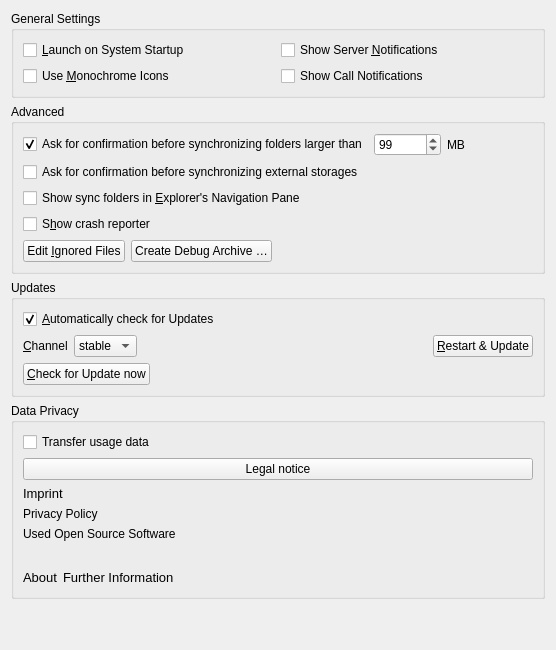
This is src/gui/generalsettings.ui in nextmcloud/desktop as Qt 5 draws it before an edit. The edited form follows.
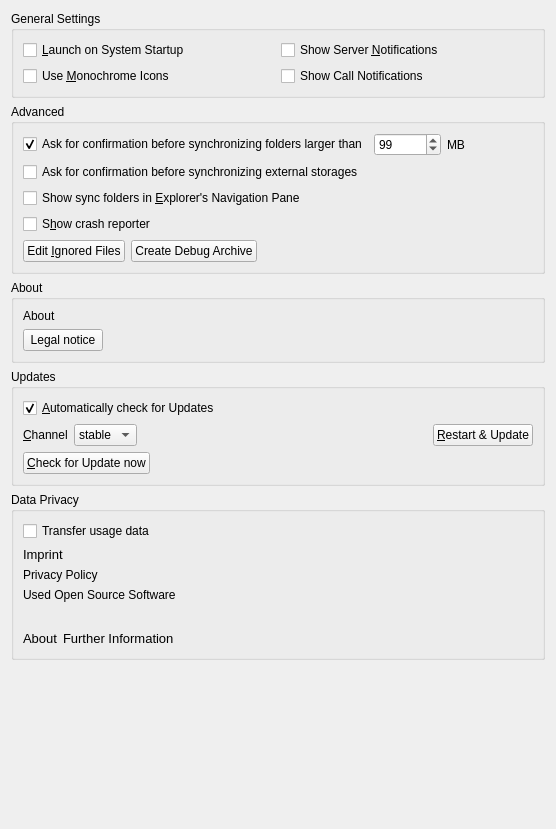
This is the edited form.

Commit message: removed component hide changes

The edit to the form file:
```diff
--- a/src/gui/generalsettings.ui
+++ b/src/gui/generalsettings.ui
@@ -7,31 +7,34 @@
     <x>0</x>
     <y>0</y>
     <width>556</width>
-    <height>563</height>
+    <height>829</height>
    </rect>
   </property>
   <property name="windowTitle">
    <string notr="true">Form</string>
   </property>
-  <layout class="QGridLayout" name="gridLayout">
-   <item row="4" column="0" rowspan="2">
-    <widget class="QGroupBox" name="dataPrivacyGroupBox">
+  <layout class="QGridLayout" name="gridLayout_3">
+   <item row="2" column="0">
+    <widget class="QGroupBox" name="aboutGroupBox">
      <property name="title">
-      <string>Data Privacy</string>
+      <string>About</string>
      </property>
-     <layout class="QVBoxLayout" name="verticalLayout_4">
+     <layout class="QVBoxLayout" name="verticalLayout_3">
       <item>
-       <widget class="QCheckBox" name="transferUsageDataCheckBox">
+       <widget class="QLabel" name="aboutLabel">
+        <property name="sizePolicy">
+         <sizepolicy hsizetype="Preferred" vsizetype="Minimum">
+          <horstretch>0</horstretch>
+          <verstretch>0</verstretch>
+         </sizepolicy>
+        </property>
         <property name="text">
-         <string>Transfer usage data</string>
-        </property>
-        <property name="checked">
-         <bool>false</bool>
+         <string>About</string>
         </property>
        </widget>
       </item>
       <item>
-       <layout class="QVBoxLayout" name="verticalLayout_3">
+       <layout class="QHBoxLayout" name="horizontalLayout_6">
         <item>
          <widget class="QPushButton" name="legalNoticeButton">
           <property name="text">
@@ -40,99 +43,6 @@
          </widget>
         </item>
         <item>
-         <widget class="QLabel" name="imprintLabel">
-          <property name="font">
-           <font>
-            <family>Segoe UI</family>
-            <pointsize>10</pointsize>
-            <italic>false</italic>
-            <bold>false</bold>
-           </font>
-          </property>
-          <property name="styleSheet">
-           <string notr="true">font: 10pt &quot;Segoe UI&quot;;</string>
-          </property>
-          <property name="text">
-           <string>Imprint</string>
-          </property>
-         </widget>
-        </item>
-        <item>
-         <widget class="QLabel" name="privacyPolicyLabel">
-          <property name="styleSheet">
-           <string notr="true">font: 10pt &quot;Segoe UI&quot;;</string>
-          </property>
-          <property name="text">
-           <string>Privacy Policy</string>
-          </property>
-         </widget>
-        </item>
-        <item>
-         <widget class="QLabel" name="openSourceSwLabel">
-          <property name="styleSheet">
-           <string notr="true">font: 10pt &quot;Segoe UI&quot;;</string>
-          </property>
-          <property name="text">
-           <string>Used Open Source Software</string>
-          </property>
-          <property name="textFormat">
-           <enum>Qt::AutoText</enum>
-          </property>
-         </widget>
-        </item>
-       </layout>
-      </item>
-      <item>
-       <spacer name="verticalSpacer">
-        <property name="orientation">
-         <enum>Qt::Vertical</enum>
-        </property>
-        <property name="sizeType">
-         <enum>QSizePolicy::Minimum</enum>
-        </property>
-        <property name="sizeHint" stdset="0">
-         <size>
-          <width>20</width>
-          <height>20</height>
-         </size>
-        </property>
-       </spacer>
-      </item>
-      <item>
-       <layout class="QHBoxLayout" name="horizontalLayout">
-        <item>
-         <widget class="QLabel" name="aboutLabel">
-          <property name="sizePolicy">
-           <sizepolicy hsizetype="Preferred" vsizetype="Minimum">
-            <horstretch>0</horstretch>
-            <verstretch>0</verstretch>
-           </sizepolicy>
-          </property>
-          <property name="font">
-           <font>
-            <family>Segoe UI</family>
-            <pointsize>10</pointsize>
-           </font>
-          </property>
-          <property name="text">
-           <string>About</string>
-          </property>
-         </widget>
-        </item>
-        <item>
-         <widget class="QLabel" name="infoLabel">
-          <property name="font">
-           <font>
-            <family>Segoe UI</family>
-            <pointsize>10</pointsize>
-           </font>
-          </property>
-          <property name="text">
-           <string>Further Information</string>
-          </property>
-         </widget>
-        </item>
-        <item>
          <spacer name="horizontalSpacer_2">
           <property name="orientation">
            <enum>Qt::Horizontal</enum>
@@ -292,6 +202,148 @@
      </layout>
     </widget>
    </item>
+   <item row="5" column="0">
+    <spacer name="verticalSpacer">
+     <property name="orientation">
+      <enum>Qt::Vertical</enum>
+     </property>
+     <property name="sizeHint" stdset="0">
+      <size>
+       <width>20</width>
+       <height>0</height>
+      </size>
+     </property>
+    </spacer>
+   </item>
+   <item row="4" column="0">
+    <widget class="QGroupBox" name="dataPrivacyGroupBox">
+     <property name="title">
+      <string>Data Privacy</string>
+     </property>
+     <layout class="QVBoxLayout" name="verticalLayout_4">
+      <item>
+       <widget class="QCheckBox" name="transferUsageDataCheckBox">
+        <property name="text">
+         <string>Transfer usage data</string>
+        </property>
+        <property name="checked">
+         <bool>false</bool>
+        </property>
+       </widget>
+      </item>
+      <item>
+       <layout class="QVBoxLayout" name="verticalLayout_3">
+        <item>
+         <widget class="QLabel" name="imprintLabel">
+          <property name="font">
+           <font>
+            <family>Segoe UI</family>
+            <pointsize>10</pointsize>
+            <italic>false</italic>
+            <bold>false</bold>
+           </font>
+          </property>
+          <property name="styleSheet">
+           <string notr="true">font: 10pt &quot;Segoe UI&quot;;</string>
+          </property>
+          <property name="text">
+           <string>Imprint</string>
+          </property>
+         </widget>
+        </item>
+        <item>
+         <widget class="QLabel" name="privacyPolicyLabel">
+          <property name="styleSheet">
+           <string notr="true">font: 10pt &quot;Segoe UI&quot;;</string>
+          </property>
+          <property name="text">
+           <string>Privacy Policy</string>
+          </property>
+         </widget>
+        </item>
+        <item>
+         <widget class="QLabel" name="openSourceSwLabel">
+          <property name="styleSheet">
+           <string notr="true">font: 10pt &quot;Segoe UI&quot;;</string>
+          </property>
+          <property name="text">
+           <string>Used Open Source Software</string>
+          </property>
+          <property name="textFormat">
+           <enum>Qt::AutoText</enum>
+          </property>
+         </widget>
+        </item>
+       </layout>
+      </item>
+      <item>
+       <spacer name="verticalSpacer_2">
+        <property name="orientation">
+         <enum>Qt::Vertical</enum>
+        </property>
+        <property name="sizeType">
+         <enum>QSizePolicy::Minimum</enum>
+        </property>
+        <property name="sizeHint" stdset="0">
+         <size>
+          <width>20</width>
+          <height>20</height>
+         </size>
+        </property>
+       </spacer>
+      </item>
+      <item>
+       <layout class="QHBoxLayout" name="horizontalLayout">
+        <item>
+         <widget class="QLabel" name="aboutLabelMagenta">
+          <property name="sizePolicy">
+           <sizepolicy hsizetype="Preferred" vsizetype="Minimum">
+            <horstretch>0</horstretch>
+            <verstretch>0</verstretch>
+           </sizepolicy>
+          </property>
+          <property name="font">
+           <font>
+            <family>Segoe UI</family>
+            <pointsize>10</pointsize>
+           </font>
+          </property>
+          <property name="text">
+           <string>About</string>
+          </property>
+         </widget>
+        </item>
+        <item>
+         <widget class="QLabel" name="infoLabel">
+          <property name="font">
+           <font>
+            <family>Segoe UI</family>
+            <pointsize>10</pointsize>
+           </font>
+          </property>
+          <property name="text">
+           <string>Further Information</string>
+          </property>
+         </widget>
+        </item>
+        <item>
+         <spacer name="horizontalSpacer_2">
+          <property name="orientation">
+           <enum>Qt::Horizontal</enum>
+          </property>
+          <property name="sizeHint" stdset="0">
+           <size>
+            <width>40</width>
+            <height>20</height>
+           </size>
+          </property>
+         </spacer>
+        </item>
+       </layout>
+      </item>
+     </layout>
+    </widget>
+   </item>
    <item row="1" column="0">
     <widget class="QGroupBox" name="groupBox">
      <property name="title">
@@ -393,7 +445,7 @@
         <item>
          <widget class="QPushButton" name="debugArchiveButton">
           <property name="text">
-           <string>Create Debug Archive …</string>
+           <string>Create Debug Archive</string>
           </property>
          </widget>
         </item>
@@ -415,22 +467,6 @@
      </layout>
     </widget>
    </item>
-   <item row="6" column="0">
-    <spacer name="verticalSpacer_2">
-     <property name="orientation">
-      <enum>Qt::Vertical</enum>
-     </property>
-     <property name="sizeType">
-      <enum>QSizePolicy::Minimum</enum>
-     </property>
-     <property name="sizeHint" stdset="0">
-      <size>
-       <width>20</width>
-       <height>40</height>
-      </size>
-     </property>
-    </spacer>
-   </item>
   </layout>
  </widget>
  <tabstops>
```
The commit also changes 2 other files.
